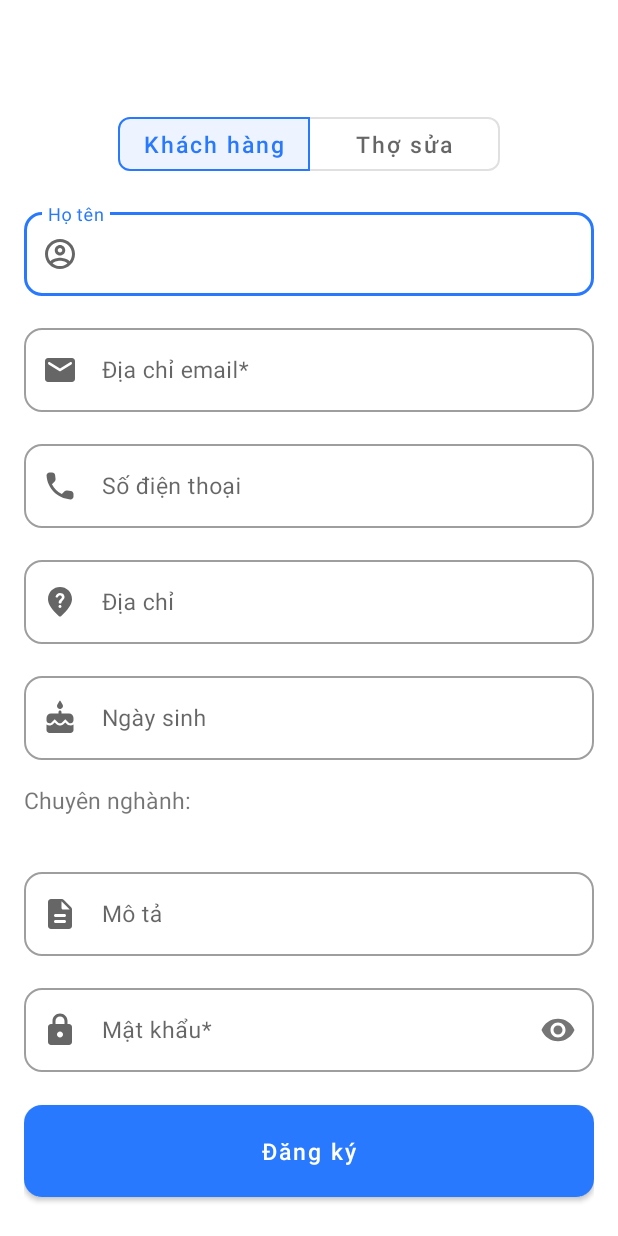
After one commit to nogogold1998/ThoOi, an Android app: the layout fragment_sign_up.xml on its own in the app's theme, with its tools: preview values and no code run, on a phone screen of 412 x 824 dp. The commit adds this screen. Run offline under Robolectric (Android 15) with nearby library versions, the phone set to English and light mode, and no system bars.

Commit message:
Task #28365 Create sign up screen UI

```diff
--- /dev/null
+++ b/app/src/main/res/drawable/ic_outline_account_circle_24.xml
@@ -0,0 +1,10 @@
+<vector xmlns:android="http://schemas.android.com/apk/res/android"
+    android:width="24dp"
+    android:height="24dp"
+    android:viewportWidth="24"
+    android:viewportHeight="24"
+    android:tint="?attr/colorControlNormal">
+  <path
+      android:fillColor="@android:color/white"
+      android:pathData="M12,2C6.48,2 2,6.48 2,12s4.48,10 10,10 10,-4.48 10,-10S17.52,2 12,2zM7.07,18.28c0.43,-0.9 3.05,-1.78 4.93,-1.78s4.51,0.88 4.93,1.78C15.57,19.36 13.86,20 12,20s-3.57,-0.64 -4.93,-1.72zM18.36,16.83c-1.43,-1.74 -4.9,-2.33 -6.36,-2.33s-4.93,0.59 -6.36,2.33C4.62,15.49 4,13.82 4,12c0,-4.41 3.59,-8 8,-8s8,3.59 8,8c0,1.82 -0.62,3.49 -1.64,4.83zM12,6c-1.94,0 -3.5,1.56 -3.5,3.5S10.06,13 12,13s3.5,-1.56 3.5,-3.5S13.94,6 12,6zM12,11c-0.83,0 -1.5,-0.67 -1.5,-1.5S11.17,8 12,8s1.5,0.67 1.5,1.5S12.83,11 12,11z"/>
+</vector>
--- /dev/null
+++ b/app/src/main/res/drawable/ic_round_cake_24.xml
@@ -0,0 +1,10 @@
+<vector xmlns:android="http://schemas.android.com/apk/res/android"
+    android:width="24dp"
+    android:height="24dp"
+    android:viewportWidth="24"
+    android:viewportHeight="24"
+    android:tint="?attr/colorControlNormal">
+  <path
+      android:fillColor="@android:color/white"
+      android:pathData="M12.68,5.88c0.7,-0.24 1.22,-0.9 1.3,-1.64 0.05,-0.47 -0.05,-0.91 -0.28,-1.27L12.42,0.75c-0.19,-0.33 -0.67,-0.33 -0.87,0l-1.28,2.22c-0.17,0.3 -0.27,0.65 -0.27,1.03 0,1.32 1.3,2.35 2.68,1.88zM16.53,15.92l-1,-1 -1.08,1.07c-1.3,1.3 -3.58,1.31 -4.89,0l-1.07,-1.07 -1.09,1.07C6.75,16.64 5.88,17 4.96,17c-0.73,0 -1.4,-0.23 -1.96,-0.61L3,20c0,1.1 0.9,2 2,2h14c1.1,0 2,-0.9 2,-2v-3.61c-0.75,0.51 -1.71,0.75 -2.74,0.52 -0.66,-0.14 -1.25,-0.51 -1.73,-0.99zM18,9h-5L13,8c0,-0.55 -0.45,-1 -1,-1s-1,0.45 -1,1v1L6,9c-1.66,0 -3,1.34 -3,3v1.46c0,0.85 0.5,1.67 1.31,1.94 0.73,0.24 1.52,0.06 2.03,-0.46l2.14,-2.13 2.13,2.13c0.76,0.76 2.01,0.76 2.77,0l2.14,-2.13 2.13,2.13c0.43,0.43 1.03,0.63 1.65,0.55 0.99,-0.13 1.69,-1.06 1.69,-2.06v-1.42C21,10.34 19.66,9 18,9z"/>
+</vector>
--- /dev/null
+++ b/app/src/main/res/drawable/ic_round_check_circle_24.xml
@@ -0,0 +1,10 @@
+<vector xmlns:android="http://schemas.android.com/apk/res/android"
+    android:width="24dp"
+    android:height="24dp"
+    android:viewportWidth="24"
+    android:viewportHeight="24"
+    android:tint="?attr/colorControlNormal">
+  <path
+      android:fillColor="@android:color/white"
+      android:pathData="M12,2C6.48,2 2,6.48 2,12s4.48,10 10,10 10,-4.48 10,-10S17.52,2 12,2zM9.29,16.29L5.7,12.7c-0.39,-0.39 -0.39,-1.02 0,-1.41 0.39,-0.39 1.02,-0.39 1.41,0L10,14.17l6.88,-6.88c0.39,-0.39 1.02,-0.39 1.41,0 0.39,0.39 0.39,1.02 0,1.41l-7.59,7.59c-0.38,0.39 -1.02,0.39 -1.41,0z"/>
+</vector>
--- /dev/null
+++ b/app/src/main/res/drawable/ic_round_description_24.xml
@@ -0,0 +1,10 @@
+<vector xmlns:android="http://schemas.android.com/apk/res/android"
+    android:width="24dp"
+    android:height="24dp"
+    android:viewportWidth="24"
+    android:viewportHeight="24"
+    android:tint="?attr/colorControlNormal">
+  <path
+      android:fillColor="@android:color/white"
+      android:pathData="M14.59,2.59c-0.38,-0.38 -0.89,-0.59 -1.42,-0.59L6,2c-1.1,0 -2,0.9 -2,2v16c0,1.1 0.89,2 1.99,2L18,22c1.1,0 2,-0.9 2,-2L20,8.83c0,-0.53 -0.21,-1.04 -0.59,-1.41l-4.82,-4.83zM15,18L9,18c-0.55,0 -1,-0.45 -1,-1s0.45,-1 1,-1h6c0.55,0 1,0.45 1,1s-0.45,1 -1,1zM15,14L9,14c-0.55,0 -1,-0.45 -1,-1s0.45,-1 1,-1h6c0.55,0 1,0.45 1,1s-0.45,1 -1,1zM13,8L13,3.5L18.5,9L14,9c-0.55,0 -1,-0.45 -1,-1z"/>
+</vector>
--- /dev/null
+++ b/app/src/main/res/drawable/ic_round_email_24.xml
@@ -0,0 +1,10 @@
+<vector xmlns:android="http://schemas.android.com/apk/res/android"
+    android:width="24dp"
+    android:height="24dp"
+    android:viewportWidth="24"
+    android:viewportHeight="24"
+    android:tint="?attr/colorControlNormal">
+  <path
+      android:fillColor="@android:color/white"
+      android:pathData="M20,4L4,4c-1.1,0 -1.99,0.9 -1.99,2L2,18c0,1.1 0.9,2 2,2h16c1.1,0 2,-0.9 2,-2L22,6c0,-1.1 -0.9,-2 -2,-2zM19.6,8.25l-7.07,4.42c-0.32,0.2 -0.74,0.2 -1.06,0L4.4,8.25c-0.25,-0.16 -0.4,-0.43 -0.4,-0.72 0,-0.67 0.73,-1.07 1.3,-0.72L12,11l6.7,-4.19c0.57,-0.35 1.3,0.05 1.3,0.72 0,0.29 -0.15,0.56 -0.4,0.72z"/>
+</vector>
--- /dev/null
+++ b/app/src/main/res/drawable/ic_round_lock_24.xml
@@ -0,0 +1,10 @@
+<vector xmlns:android="http://schemas.android.com/apk/res/android"
+    android:width="24dp"
+    android:height="24dp"
+    android:viewportWidth="24"
+    android:viewportHeight="24"
+    android:tint="?attr/colorControlNormal">
+  <path
+      android:fillColor="@android:color/white"
+      android:pathData="M18,8h-1L17,6c0,-2.76 -2.24,-5 -5,-5S7,3.24 7,6v2L6,8c-1.1,0 -2,0.9 -2,2v10c0,1.1 0.9,2 2,2h12c1.1,0 2,-0.9 2,-2L20,10c0,-1.1 -0.9,-2 -2,-2zM12,17c-1.1,0 -2,-0.9 -2,-2s0.9,-2 2,-2 2,0.9 2,2 -0.9,2 -2,2zM9,8L9,6c0,-1.66 1.34,-3 3,-3s3,1.34 3,3v2L9,8z"/>
+</vector>
--- /dev/null
+++ b/app/src/main/res/drawable/ic_round_not_listed_location_24.xml
@@ -0,0 +1,12 @@
+<vector xmlns:android="http://schemas.android.com/apk/res/android"
+    xmlns:tools="http://schemas.android.com/tools"
+    android:width="24dp"
+    android:height="24dp"
+    android:tint="?attr/colorControlNormal"
+    android:viewportWidth="24"
+    android:viewportHeight="24">
+    <path
+        android:fillColor="@android:color/white"
+        android:pathData="M12,2c-4.2,0 -8,3.22 -8,8.2c0,3.18 2.45,6.92 7.34,11.23c0.38,0.33 0.95,0.33 1.33,0C17.55,17.12 20,13.38 20,10.2C20,5.22 16.2,2 12,2M12.71,15.7C12.52,15.9 12.28,16 12,16c-0.27,0 -0.53,-0.11 -0.71,-0.3c-0.19,-0.19 -0.3,-0.44 -0.29,-0.71c-0.01,-0.55 0.43,-0.99 0.98,-1c0.01,0 0.01,0 0.02,0c0.55,-0.01 0.99,0.43 1,0.98c0,0.01 0,0.01 0,0.02C13,15.27 12.9,15.51 12.71,15.7M14.69,9.91c-0.21,0.35 -0.48,0.71 -0.89,1.09c-0.32,0.3 -0.53,0.56 -0.65,0.77c-0.1,0.19 -0.16,0.49 -0.16,0.69v0.07C12.98,12.8 12.75,13 12.48,13h-0.85c-0.28,0 -0.5,-0.22 -0.5,-0.5v-0.16c0,-0.45 0.1,-0.84 0.29,-1.16c0.19,-0.33 0.52,-0.7 1,-1.12c0.28,-0.25 0.48,-0.47 0.61,-0.66s0.19,-0.4 0.19,-0.64c0,-0.29 -0.11,-0.54 -0.32,-0.74c-0.22,-0.2 -0.5,-0.3 -0.85,-0.3c-0.37,0 -0.74,0.1 -0.96,0.3c-0.12,0.12 -0.21,0.23 -0.29,0.38c-0.03,0.07 -0.08,0.21 -0.09,0.26C10.66,8.83 10.47,9 10.24,9H9.55c-0.26,0 -0.47,-0.19 -0.5,-0.45c-0.01,-0.08 0,-0.16 0.02,-0.24c0.18,-0.72 0.52,-1.16 0.9,-1.52C10.53,6.29 11.25,6 12,6c0.59,0 1.11,0.12 1.57,0.35s0.79,0.55 1.05,0.96C14.87,7.72 15,8.16 15,8.66C15,9.15 14.89,9.56 14.69,9.91"
+        tools:ignore="VectorPath" />
+</vector>
--- /dev/null
+++ b/app/src/main/res/drawable/ic_round_phone_24.xml
@@ -0,0 +1,10 @@
+<vector xmlns:android="http://schemas.android.com/apk/res/android"
+    android:width="24dp"
+    android:height="24dp"
+    android:viewportWidth="24"
+    android:viewportHeight="24"
+    android:tint="?attr/colorControlNormal">
+  <path
+      android:fillColor="@android:color/white"
+      android:pathData="M19.23,15.26l-2.54,-0.29c-0.61,-0.07 -1.21,0.14 -1.64,0.57l-1.84,1.84c-2.83,-1.44 -5.15,-3.75 -6.59,-6.59l1.85,-1.85c0.43,-0.43 0.64,-1.03 0.57,-1.64l-0.29,-2.52c-0.12,-1.01 -0.97,-1.77 -1.99,-1.77H5.03c-1.13,0 -2.07,0.94 -2,2.07 0.53,8.54 7.36,15.36 15.89,15.89 1.13,0.07 2.07,-0.87 2.07,-2v-1.73c0.01,-1.01 -0.75,-1.86 -1.76,-1.98z"/>
+</vector>
--- /dev/null
+++ b/app/src/main/res/layout/fragment_sign_up.xml
@@ -0,0 +1,190 @@
+<?xml version="1.0" encoding="utf-8"?>
+<LinearLayout xmlns:android="http://schemas.android.com/apk/res/android"
+    xmlns:app="http://schemas.android.com/apk/res-auto"
+    xmlns:tools="http://schemas.android.com/tools"
+    android:layout_width="match_parent"
+    android:layout_height="match_parent"
+    android:orientation="vertical"
+    tools:ignore="MissingConstraints">
+
+    <include layout="@layout/toolbar_app" />
+
+    <com.google.android.material.button.MaterialButtonToggleGroup
+        android:id="@+id/toggleButtonGroup"
+        android:layout_width="wrap_content"
+        android:layout_height="wrap_content"
+        android:layout_gravity="center"
+        android:layout_marginTop="@dimen/dp_16"
+        app:checkedButton="@+id/buttonCustomer"
+        app:selectionRequired="true"
+        app:singleSelection="true">
+
+        <com.google.android.material.button.MaterialButton
+            android:id="@+id/buttonCustomer"
+            style="?attr/materialButtonOutlinedStyle"
+            android:layout_width="wrap_content"
+            android:layout_height="wrap_content"
+            android:minWidth="@dimen/dp_128"
+            android:text="@string/label_customer"
+            android:textAllCaps="false"
+            app:cornerRadius="@dimen/dp_8" />
+
+        <com.google.android.material.button.MaterialButton
+            android:id="@+id/buttonFixer"
+            style="?attr/materialButtonOutlinedStyle"
+            android:layout_width="wrap_content"
+            android:layout_height="wrap_content"
+            android:minWidth="@dimen/dp_128"
+            android:text="@string/label_fixer"
+            android:textAllCaps="false"
+            app:cornerRadius="@dimen/dp_8" />
+
+    </com.google.android.material.button.MaterialButtonToggleGroup>
+
+    <ScrollView
+        android:layout_width="match_parent"
+        android:layout_height="wrap_content"
+        android:clipToPadding="false"
+        android:padding="@dimen/dp_16"
+        android:scrollbars="none">
+
+        <androidx.constraintlayout.widget.ConstraintLayout
+            android:layout_width="match_parent"
+            android:layout_height="wrap_content">
+
+            <com.google.android.material.textfield.TextInputLayout
+                android:id="@+id/inputLayoutName"
+                style="@style/StyleTextInputLayout"
+                app:startIconDrawable="@drawable/ic_outline_account_circle_24">
+
+                <com.google.android.material.textfield.TextInputEditText
+                    android:id="@+id/editTextName"
+                    android:layout_width="match_parent"
+                    android:layout_height="wrap_content"
+                    android:hint="@string/hint_full_name"
+                    android:inputType="textPersonName" />
+            </com.google.android.material.textfield.TextInputLayout>
+
+            <com.google.android.material.textfield.TextInputLayout
+                android:id="@+id/inputLayoutEmail"
+                style="@style/StyleTextInputLayout"
+                app:startIconDrawable="@drawable/ic_round_email_24">
+
+                <com.google.android.material.textfield.TextInputEditText
+                    android:id="@+id/editTextEmail"
+                    android:layout_width="match_parent"
+                    android:layout_height="wrap_content"
+                    android:hint="@string/hint_email_address"
+                    android:inputType="textEmailAddress" />
+            </com.google.android.material.textfield.TextInputLayout>
+
+            <com.google.android.material.textfield.TextInputLayout
+                android:id="@+id/inputLayoutPhone"
+                style="@style/StyleTextInputLayout"
+                app:startIconDrawable="@drawable/ic_round_phone_24">
+
+                <com.google.android.material.textfield.TextInputEditText
+                    android:id="@+id/editTextPhone"
+                    android:layout_width="match_parent"
+                    android:layout_height="wrap_content"
+                    android:hint="@string/hint_phone"
+                    android:inputType="phone" />
+            </com.google.android.material.textfield.TextInputLayout>
+
+            <com.google.android.material.textfield.TextInputLayout
+                android:id="@+id/inputLayoutAddress"
+                style="@style/StyleTextInputLayout"
+                app:startIconDrawable="@drawable/ic_round_not_listed_location_24">
+
+                <com.google.android.material.textfield.TextInputEditText
+                    android:id="@+id/editTextAddress"
+                    android:layout_width="match_parent"
+                    android:layout_height="wrap_content"
+                    android:focusable="false"
+                    android:hint="@string/hint_address"
+                    android:longClickable="false" />
+            </com.google.android.material.textfield.TextInputLayout>
+
+            <TextView
+                android:id="@+id/textLabelCategory"
+                android:layout_width="match_parent"
+                android:layout_height="wrap_content"
+                android:text="@string/label_category" />
+
+            <HorizontalScrollView
+                android:id="@+id/horizontalScrollCategory"
+                android:layout_width="match_parent"
+                android:layout_height="wrap_content"
+                android:scrollbars="none">
+
+                <com.google.android.material.chip.ChipGroup
+                    android:id="@+id/chipGroupCategory"
+                    android:layout_width="wrap_content"
+                    android:layout_height="wrap_content"
+                    app:singleSelection="true" />
+            </HorizontalScrollView>
+
+            <com.google.android.material.textfield.TextInputLayout
+                android:id="@+id/inputLayoutBirthday"
+                style="@style/StyleTextInputLayout"
+                app:startIconDrawable="@drawable/ic_round_cake_24">
+
+                <com.google.android.material.textfield.TextInputEditText
+                    android:id="@+id/editTextBirthday"
+                    android:layout_width="match_parent"
+                    android:layout_height="wrap_content"
+                    android:focusable="false"
+                    android:hint="@string/hint_birthday"
+                    android:inputType="date"
+                    android:longClickable="false" />
+            </com.google.android.material.textfield.TextInputLayout>
+
+            <com.google.android.material.textfield.TextInputLayout
+                android:id="@+id/inputLayoutDescription"
+                style="@style/StyleTextInputLayout"
+                app:startIconDrawable="@drawable/ic_round_description_24">
+
+                <com.google.android.material.textfield.TextInputEditText
+                    android:id="@+id/editTextDescription"
+                    android:layout_width="match_parent"
+                    android:layout_height="wrap_content"
+                    android:hint="@string/hint_description"
+                    android:inputType="textMultiLine" />
+            </com.google.android.material.textfield.TextInputLayout>
+
+            <com.google.android.material.textfield.TextInputLayout
+                android:id="@+id/inputLayoutPassword"
+                style="@style/StyleTextInputLayout"
+                app:passwordToggleEnabled="true"
+                app:startIconDrawable="@drawable/ic_round_lock_24">
+
+                <com.google.android.material.textfield.TextInputEditText
+                    android:id="@+id/editTextPassword"
+                    android:layout_width="match_parent"
+                    android:layout_height="wrap_content"
+                    android:hint="@string/hint_password"
+                    android:inputType="textPassword" />
+            </com.google.android.material.textfield.TextInputLayout>
+
+            <Button
+                android:id="@+id/buttonSignUp"
+                style="@style/StyleButton"
+                android:layout_width="match_parent"
+                android:layout_height="wrap_content"
+                android:text="@string/label_sign_up" />
+
+            <androidx.constraintlayout.helper.widget.Flow
+                android:layout_width="match_parent"
+                android:layout_height="wrap_content"
+                android:orientation="vertical"
+                app:constraint_referenced_ids="inputLayoutName,inputLayoutEmail,
+                inputLayoutPhone,inputLayoutAddress,inputLayoutBirthday,textLabelCategory,
+                horizontalScrollCategory,inputLayoutDescription,inputLayoutPassword,buttonSignUp"
+                app:flow_verticalGap="@dimen/dp_16"
+                app:layout_constraintEnd_toEndOf="parent"
+                app:layout_constraintStart_toStartOf="parent"
+                app:layout_constraintTop_toTopOf="parent" />
+        </androidx.constraintlayout.widget.ConstraintLayout>
+
+    </ScrollView>
+</LinearLayout>
--- /dev/null
+++ b/app/src/main/res/layout/item_chip_choice.xml
@@ -0,0 +1,11 @@
+<?xml version="1.0" encoding="utf-8"?>
+<com.google.android.material.chip.Chip xmlns:android="http://schemas.android.com/apk/res/android"
+    xmlns:app="http://schemas.android.com/apk/res-auto"
+    style="@style/Widget.MaterialComponents.Chip.Choice"
+    android:layout_width="wrap_content"
+    android:layout_height="wrap_content"
+    app:checkedIcon="@drawable/ic_round_check_circle_24"
+    app:checkedIconEnabled="true"
+    app:checkedIconTint="@color/colorAccent"
+    app:closeIcon="@drawable/ic_round_email_24"
+    app:closeIconEnabled="true" />
--- /dev/null
+++ b/app/src/main/res/layout/toolbar_app.xml
@@ -0,0 +1,20 @@
+<?xml version="1.0" encoding="utf-8"?>
+<com.google.android.material.appbar.AppBarLayout xmlns:android="http://schemas.android.com/apk/res/android"
+    xmlns:app="http://schemas.android.com/apk/res-auto"
+    android:layout_width="match_parent"
+    android:layout_height="wrap_content"
+    android:background="?android:attr/colorBackground"
+    app:elevation="0dp">
+
+    <androidx.appcompat.widget.Toolbar
+        android:id="@+id/toolbar"
+        android:layout_width="match_parent"
+        android:layout_height="wrap_content"
+        android:background="?android:attr/colorBackground"
+        android:paddingStart="@dimen/dp_8"
+        android:paddingEnd="@dimen/dp_8"
+        android:theme="@style/ThemeOverlay.MaterialComponents.ActionBar"
+        app:elevation="0dp"
+        app:titleTextAppearance="@style/TextAppearance.AppCompat.Headline"
+        app:titleTextColor="@color/colorAccent" />
+</com.google.android.material.appbar.AppBarLayout>
--- a/app/src/main/res/values/styles.xml
+++ b/app/src/main/res/values/styles.xml
@@ -5,6 +5,10 @@
         <item name="colorPrimary">@color/colorPrimary</item>
         <item name="colorPrimaryDark">@color/colorPrimaryDark</item>
         <item name="colorAccent">@color/colorAccent</item>
+        <item name="android:windowLightStatusBar">true</item>
+        <item name="android:statusBarColor">@android:color/white</item>
+        <!-- Dimens. -->
+        <item name="android:textSize">@dimen/sp_15</item>
     </style>
 
     <style name="StyleTextInputLayout" parent="Widget.MaterialComponents.TextInputLayout.OutlinedBox">
```
Also changed, not shown: 1 other file.
